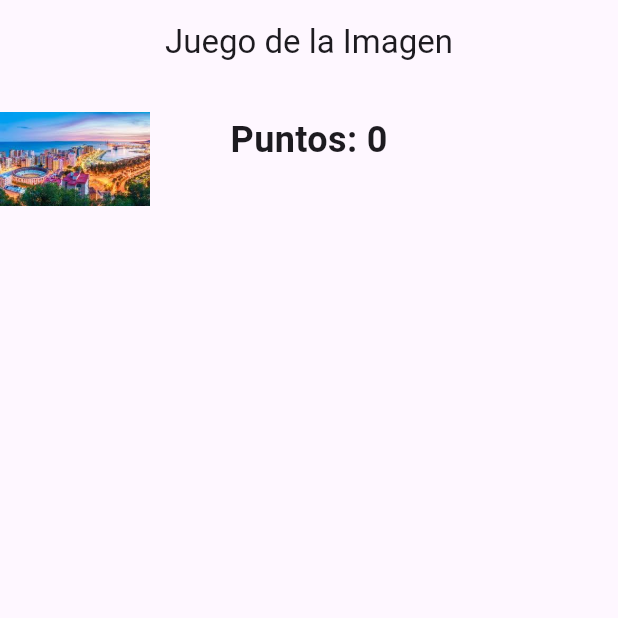
After one commit to RubenMon/Ejercicio-Flutter, a Flutter app: the Juego screen opened directly, on a phone screen of 412 x 824 dp, the top half of it. The commit adds this screen. Run offline on Flutter 3.47's test engine with Material 3 defaults, Android fonts, the phone set to English and light mode, and no system bars; our stand-ins replace google_fonts.

Commit message:
Juego con imagen
Añadido la entrega 3, juego con imagen

```diff
--- /dev/null
+++ b/lib/Screens/Entrega3.dart
@@ -0,0 +1,107 @@
+import 'dart:async';
+import 'dart:math';
+import 'package:flutter/material.dart';
+
+void main() {
+  runApp(const Entrega3());
+}
+
+class Entrega3 extends StatelessWidget {
+  const Entrega3({super.key});
+
+  @override
+  Widget build(BuildContext context) {
+    return const MaterialApp(
+      title: 'Juego de la Imagen',
+      home: Juego(),
+    );
+  }
+}
+
+class Juego extends StatefulWidget {
+  const Juego({super.key});
+
+  @override
+  // ignore: library_private_types_in_public_api
+  juegosEstado createState() => juegosEstado();
+}
+
+// ignore: camel_case_types
+class juegosEstado extends State<Juego> {
+  int puntos = 0;
+  double posicionX = 0;
+  double posicionY = 0;
+  bool imagenPulsada = false; // Variable para controlar si se ha pulsado la imagen
+
+  @override
+  void initState() {
+    super.initState();
+    iniciaTiempo();
+  }
+
+  void iniciaTiempo() {
+    Timer.periodic(const Duration(seconds: 3), (timer) {
+      setState(() {
+        if (!imagenPulsada) {
+          // Resta puntos si no se ha pulsado la imagen
+          puntos -= 2;
+        }
+        // Cambia posición de la imagen de manera aleatoria
+        double tamanioPantalla = MediaQuery.of(context).size.height / 2;
+        double coordenadaYAleatoria = Random().nextDouble() * (tamanioPantalla - 50) + 50;
+
+        posicionX = Random().nextDouble() * 0.9; // Posición X aleatoria hasta el 90% de la pantalla
+        posicionY = coordenadaYAleatoria / MediaQuery.of(context).size.height; // Posición Y aleatoria dentro de límites seguros
+
+        imagenPulsada = false; // Reiniciar el estado de la pulsación
+      });
+    });
+  }
+
+  void pulsarImagen() {
+    setState(() {
+      if (!imagenPulsada) { // Solo se obtiene un punto si no se ha pulsado antes
+        // Sumar puntos al pulsar la imagen
+        puntos += 1;
+        imagenPulsada = true; // Marcar que la imagen ha sido pulsada
+      }
+    });
+  }
+
+  @override
+  Widget build(BuildContext context) {
+    return Scaffold(
+      appBar: AppBar(
+        title: const Text('Juego de la Imagen'),
+        centerTitle: true, // Centrar el título del AppBar
+      ),
+      body: Stack(
+        children: [
+          Positioned(
+            left: MediaQuery.of(context).size.width * posicionX,
+            top: MediaQuery.of(context).size.height * posicionY,
+            child: GestureDetector(
+              onTap: pulsarImagen,
+              child: Image.asset(
+                'asset/images/malaga2.jpg',
+                width: 100,
+                height: 100,
+              ),
+            ),
+          ),
+          Center(
+            child: Column(
+              children: [
+                const SizedBox(height: 20),
+                Text(
+                  'Puntos: $puntos',
+                  style: const TextStyle(fontSize: 24, fontWeight: FontWeight.bold),
+                ),
+              ],
+            ),
+          ),
+        ],
+      ),
+    );
+  }
+}
```
Also changed, not shown: lib/Screens/MenuLateral.dart (+10 -1 lines), 4 other files.
